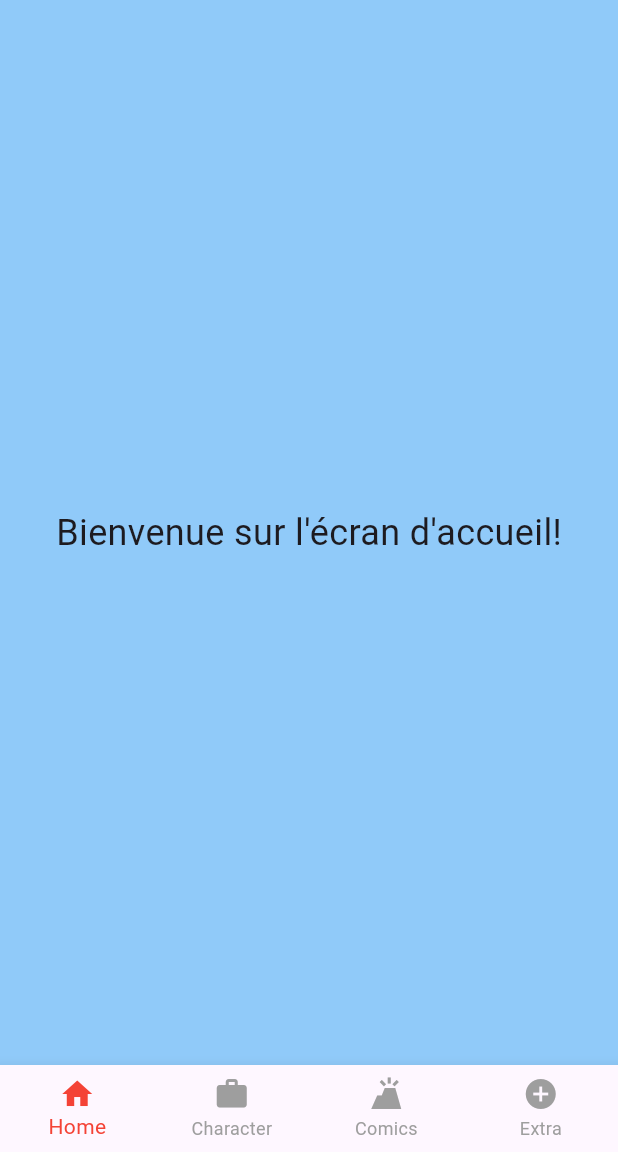
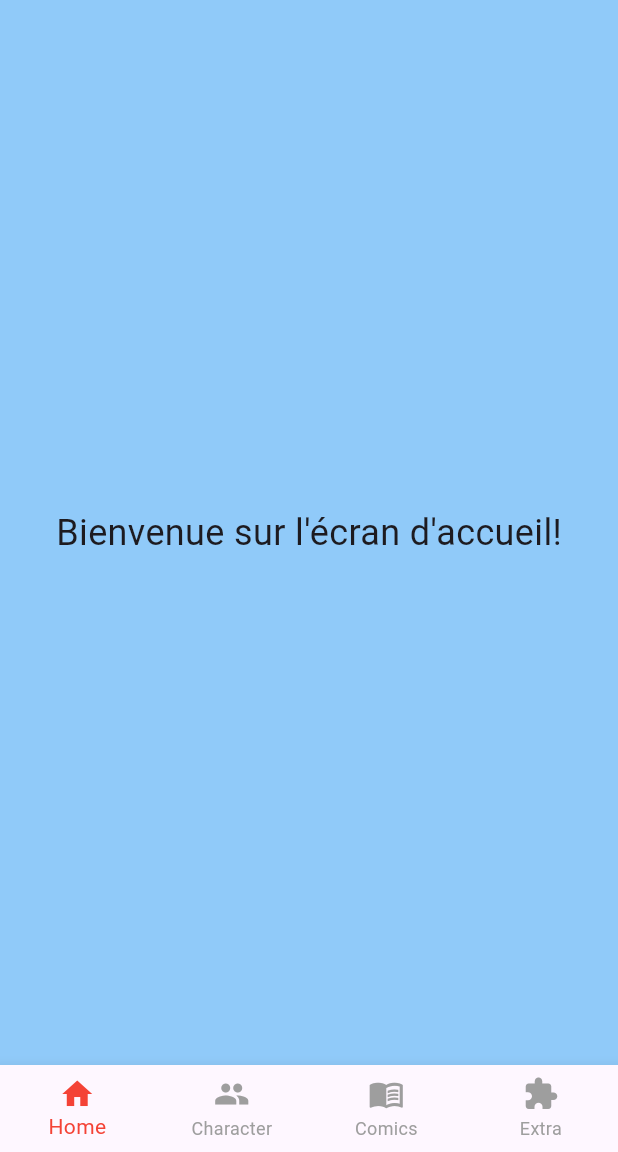
Before and after one commit to GanaF4ll/marvel_flutter, a Flutter app: the screen it shows after launch, on a phone screen of 412 x 824 dp, the part 84-1236 px from its top. Run offline on Flutter 3.47's test engine with Material 3 defaults, Android fonts, the phone set to English and light mode, and no system bars; our stand-ins replace convert, flutter_dotenv; Roboto replaces fonts that are missing (Montserrat).

Commit message:
:lipstick: navbar

```diff
--- a/lib/navigation.dart
+++ b/lib/navigation.dart
@@ -35,15 +35,15 @@ class _NavigationScreenState extends State<NavigationScreen> {
             label: 'Home',
           ),
           BottomNavigationBarItem(
-            icon: Icon(Icons.work),
+            icon: Icon(Icons.people),
             label: 'Character',
           ),
           BottomNavigationBarItem(
-            icon: Icon(Icons.volcano),
+            icon: Icon(Icons.menu_book),
             label: 'Comics',
           ),
           BottomNavigationBarItem(
-            icon: Icon(Icons.add_circle),
+            icon: Icon(Icons.extension),
             label: 'Extra',
           ),
         ],
```
